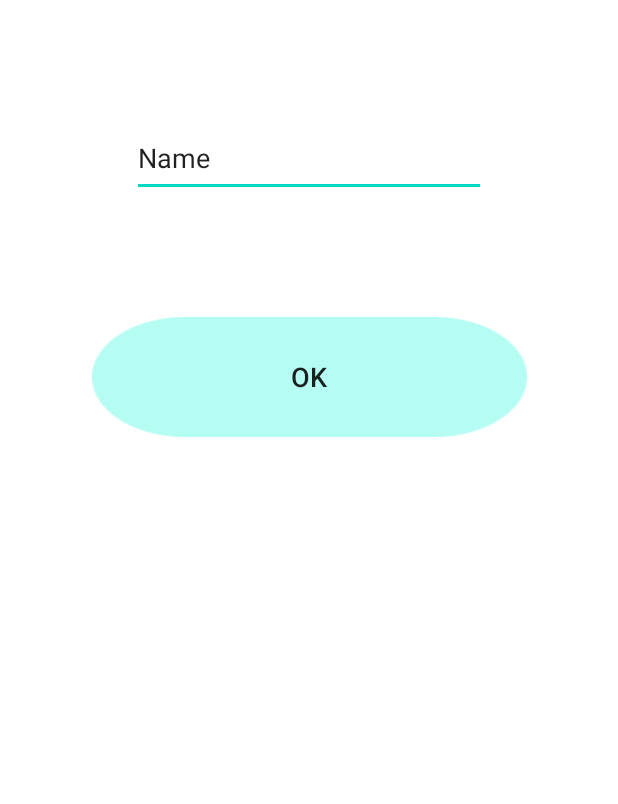
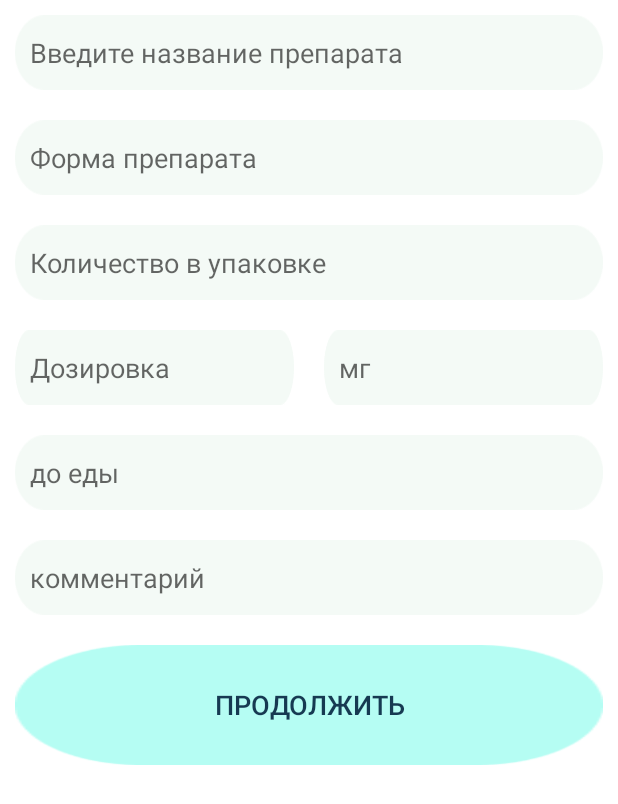
Before and after one commit to KaterrinaSilv/PillMeApplication, an Android app: the layout fragment_1.xml on its own in the app's theme, with its tools: preview values and no code run, on a phone screen of 412 x 824 dp. Shown: the top 804 px of the screen. Run offline under Robolectric (Android 15) with nearby library versions, the phone set to English and light mode, and no system bars.

Commit message:
Fragment 1 XML

```diff
--- a/app/src/main/java/ru/mirea/pillmeapplication/PillAddCard.kt
+++ b/app/src/main/java/ru/mirea/pillmeapplication/PillAddCard.kt
@@ -9,6 +9,8 @@ import androidx.activity.viewModels
 import androidx.viewpager2.widget.ViewPager2
 import com.google.android.material.tabs.TabLayout
 import com.google.android.material.tabs.TabLayoutMediator
+import ru.mirea.pillmeapplication.addPill.DataModel
+import ru.mirea.pillmeapplication.addPill.MyViewPager2Adapter
 import ru.mirea.pillmeapplication.databinding.ActivityPillAddCardBinding
 
 class PillAddCard : AppCompatActivity() {
--- a/app/src/main/java/ru/mirea/pillmeapplication/BaseFragment.kt
+++ b/app/src/main/java/ru/mirea/pillmeapplication/addPill/BaseFragment.kt
@@ -1,4 +1,4 @@
-package ru.mirea.pillmeapplication
+package ru.mirea.pillmeapplication.addPill
 
 import android.os.Bundle
 import android.view.LayoutInflater
--- a/app/src/main/java/ru/mirea/pillmeapplication/DataModel.kt
+++ b/app/src/main/java/ru/mirea/pillmeapplication/addPill/DataModel.kt
@@ -1,4 +1,4 @@
-package ru.mirea.pillmeapplication
+package ru.mirea.pillmeapplication.addPill
 
 import androidx.lifecycle.MutableLiveData
 import androidx.lifecycle.ViewModel
--- a/app/src/main/java/ru/mirea/pillmeapplication/FragmentReplacer.kt
+++ b/app/src/main/java/ru/mirea/pillmeapplication/addPill/FragmentReplacer.kt
@@ -1,4 +1,6 @@
-package ru.mirea.pillmeapplication
+package ru.mirea.pillmeapplication.addPill
+
+import ru.mirea.pillmeapplication.addPill.BaseFragment
 
 interface FragmentReplacer {
     fun replace(position: Int, newFragment: BaseFragment, isNotify: Boolean = true)
--- a/app/src/main/java/ru/mirea/pillmeapplication/MyViewPager2Adapter.kt
+++ b/app/src/main/java/ru/mirea/pillmeapplication/addPill/MyViewPager2Adapter.kt
@@ -1,10 +1,12 @@
-package ru.mirea.pillmeapplication
+package ru.mirea.pillmeapplication.addPill
 
 
 import android.util.ArrayMap
 import androidx.fragment.app.Fragment
 import androidx.fragment.app.FragmentActivity
 import androidx.viewpager2.adapter.FragmentStateAdapter
+import ru.mirea.pillmeapplication.addPill.fragments.FragmentOne
+import ru.mirea.pillmeapplication.addPill.fragments.FragmentTwo
 
 
 class MyViewPager2Adapter(container: FragmentActivity) : FragmentStateAdapter(container),
--- a/app/src/main/java/ru/mirea/pillmeapplication/FragmentOne.kt
+++ b/app/src/main/java/ru/mirea/pillmeapplication/addPill/fragments/FragmentOne.kt
@@ -1,4 +1,4 @@
-package ru.mirea.pillmeapplication
+package ru.mirea.pillmeapplication.addPill.fragments
 
 import android.os.Bundle
 import android.view.LayoutInflater
@@ -6,6 +6,9 @@ import android.view.View
 import android.view.ViewGroup
 import android.widget.EditText
 import androidx.fragment.app.activityViewModels
+import ru.mirea.pillmeapplication.R
+import ru.mirea.pillmeapplication.addPill.BaseFragment
+import ru.mirea.pillmeapplication.addPill.DataModel
 import ru.mirea.pillmeapplication.databinding.Fragment1Binding
 
 class FragmentOne : BaseFragment(R.layout.fragment_1){
--- a/app/src/main/java/ru/mirea/pillmeapplication/FragmentTwo.kt
+++ b/app/src/main/java/ru/mirea/pillmeapplication/addPill/fragments/FragmentTwo.kt
@@ -1,12 +1,14 @@
-package ru.mirea.pillmeapplication
+package ru.mirea.pillmeapplication.addPill.fragments
 
 import android.os.Bundle
-import android.util.Log
 import android.view.LayoutInflater
 import android.view.View
 import android.view.ViewGroup
 import android.widget.EditText
 import androidx.fragment.app.activityViewModels
+import ru.mirea.pillmeapplication.R
+import ru.mirea.pillmeapplication.addPill.BaseFragment
+import ru.mirea.pillmeapplication.addPill.DataModel
 import ru.mirea.pillmeapplication.databinding.Fragment2Binding
 
 class FragmentTwo: BaseFragment(R.layout.fragment_2) {
--- a/app/src/main/res/layout/activity_pill_add_card.xml
+++ b/app/src/main/res/layout/activity_pill_add_card.xml
@@ -27,8 +27,7 @@
     <androidx.appcompat.widget.AppCompatButton
         android:id="@+id/btnContinueAddPill"
         android:layout_width="match_parent"
-        android:layout_height="wrap_content"
-        android:layout_weight="2"
+        android:layout_height="80dp"
         android:background="@drawable/btn_main"
         android:text="Продолжить"
         android:textColor="@color/blue2"
--- a/app/src/main/res/layout/fragment_1.xml
+++ b/app/src/main/res/layout/fragment_1.xml
@@ -1,35 +1,142 @@
 <?xml version="1.0" encoding="utf-8"?>
-<androidx.constraintlayout.widget.ConstraintLayout xmlns:android="http://schemas.android.com/apk/res/android"
+<LinearLayout xmlns:android="http://schemas.android.com/apk/res/android"
     xmlns:app="http://schemas.android.com/apk/res-auto"
     xmlns:tools="http://schemas.android.com/tools"
     android:layout_width="match_parent"
     android:layout_height="match_parent"
-    tools:context=".FragmentOne">
+    android:orientation="vertical"
+    tools:context=".addPill.fragments.FragmentOne">
+
+    <EditText
+        android:id="@+id/etPillName"
+        android:layout_width="match_parent"
+        android:layout_height="50dp"
+        android:ems="10"
+        android:inputType="textPersonName"
+        android:textColor="@color/blue2"
+        android:hint="Введите название препарата"
+        android:textSize="18sp"
+        android:padding="10dp"
+        android:background="@drawable/et_add_pill"
+        android:layout_marginStart="10dp"
+        android:layout_marginEnd="10dp"
+        android:layout_marginTop="10dp"
+        android:layout_marginBottom="10dp"/>
+
+    <EditText
+        android:id="@+id/etPillForm"
+        android:layout_width="match_parent"
+        android:layout_height="50dp"
+        android:ems="10"
+        android:inputType="textPersonName"
+        android:textColor="@color/blue2"
+        android:hint="Форма препарата"
+        android:textSize="18sp"
+        android:padding="10dp"
+        android:background="@drawable/et_add_pill"
+        android:layout_marginStart="10dp"
+        android:layout_marginEnd="10dp"
+        android:layout_marginTop="10dp"
+        android:layout_marginBottom="10dp"/>
+    <EditText
+        android:id="@+id/etPillNum"
+        android:layout_width="match_parent"
+        android:layout_height="50dp"
+        android:ems="10"
+        android:inputType="textPersonName"
+        android:textColor="@color/blue2"
+        android:hint="Количество в упаковке"
+        android:textSize="18sp"
+        android:padding="10dp"
+        android:background="@drawable/et_add_pill"
+        android:layout_marginStart="10dp"
+        android:layout_marginEnd="10dp"
+        android:layout_marginTop="10dp"
+        android:layout_marginBottom="10dp"/>
 
 
+    <LinearLayout
+        android:layout_width="match_parent"
+        android:layout_height="wrap_content"
+        android:orientation="horizontal">
+
+        <EditText
+            android:id="@+id/etPillDose"
+            android:layout_width="match_parent"
+            android:layout_height="50dp"
+            android:ems="10"
+            android:inputType="textPersonName"
+            android:textColor="@color/blue2"
+            android:hint="Дозировка"
+            android:layout_weight="1"
+            android:textSize="18sp"
+            android:padding="10dp"
+            android:background="@drawable/et_add_pill"
+            android:layout_marginStart="10dp"
+            android:layout_marginEnd="10dp"
+            android:layout_marginTop="10dp"
+            android:layout_marginBottom="10dp"/>
+        <EditText
+            android:id="@+id/etDoseMean"
+            android:layout_width="match_parent"
+            android:layout_height="50dp"
+            android:ems="10"
+            android:inputType="textPersonName"
+            android:textColor="@color/blue2"
+            android:hint="мг"
+            android:layout_weight="1"
+            android:textSize="18sp"
+            android:padding="10dp"
+            android:background="@drawable/et_add_pill"
+            android:layout_marginStart="10dp"
+            android:layout_marginEnd="10dp"
+            android:layout_marginTop="10dp"
+            android:layout_marginBottom="10dp"/>
+
+    </LinearLayout>
+
     <EditText
-        android:id="@+id/etFragmentOne"
-        android:layout_width="236dp"
-        android:layout_height="51dp"
-        android:layout_marginTop="80dp"
+        android:id="@+id/etPillEatMean"
+        android:layout_width="match_parent"
+        android:layout_height="50dp"
         android:ems="10"
         android:inputType="textPersonName"
-        android:text="Name"
-        app:layout_constraintEnd_toEndOf="parent"
-        app:layout_constraintHorizontal_bias="0.5"
-        app:layout_constraintStart_toStartOf="parent"
-        app:layout_constraintTop_toTopOf="parent" />
+        android:textColor="@color/blue2"
+        android:hint="до еды"
+        android:textSize="18sp"
+        android:padding="10dp"
+        android:background="@drawable/et_add_pill"
+        android:layout_marginStart="10dp"
+        android:layout_marginEnd="10dp"
+        android:layout_marginTop="10dp"
+        android:layout_marginBottom="10dp"/>
+    <EditText
+        android:id="@+id/etPillComment"
+        android:layout_width="match_parent"
+        android:layout_height="50dp"
+        android:ems="10"
+        android:inputType="textPersonName"
+        android:textColor="@color/blue2"
+        android:hint="комментарий"
+        android:textSize="18sp"
+        android:padding="10dp"
+        android:background="@drawable/et_add_pill"
+        android:layout_marginStart="10dp"
+        android:layout_marginEnd="10dp"
+        android:layout_marginTop="10dp"
+        android:layout_marginBottom="10dp"/>
+
 
     <androidx.appcompat.widget.AppCompatButton
-        android:id="@+id/btnSbmt"
-        android:layout_width="wrap_content"
+        android:id="@+id/btnContinueAddPill"
+        android:layout_width="match_parent"
         android:layout_height="80dp"
-        android:layout_marginTop="80dp"
         android:background="@drawable/btn_main"
-        android:text="OK"
+        android:text="Продолжить"
+        android:textColor="@color/blue2"
         android:textSize="18sp"
-        app:layout_constraintEnd_toEndOf="parent"
-        app:layout_constraintHorizontal_bias="0.5"
-        app:layout_constraintStart_toStartOf="parent"
-        app:layout_constraintTop_toBottomOf="@+id/etFragmentOne" />
-</androidx.constraintlayout.widget.ConstraintLayout>
+        android:layout_marginLeft="10dp"
+        android:layout_marginTop="10dp"
+        android:layout_marginRight="10dp"
+        android:layout_marginBottom="10dp"/>
+</LinearLayout>
--- a/app/src/main/res/layout/fragment_2.xml
+++ b/app/src/main/res/layout/fragment_2.xml
@@ -4,7 +4,7 @@
     xmlns:tools="http://schemas.android.com/tools"
     android:layout_width="match_parent"
     android:layout_height="match_parent"
-    tools:context=".FragmentTwo">
+    tools:context=".addPill.fragments.FragmentTwo">
 
 
     <EditText
```
Also changed, not shown: app/src/main/res/drawable/et_add_pill.png (added).
